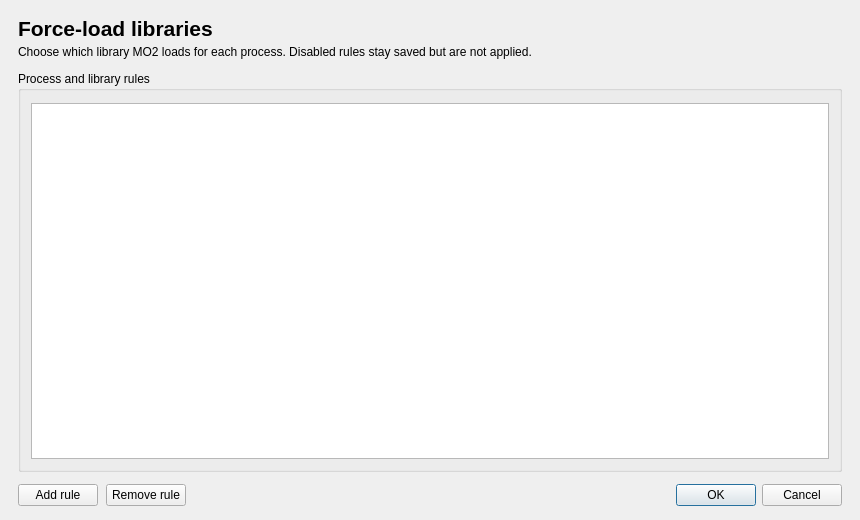
The window that source/modorganizer/src/forcedloaddialog.ui (ArialSenki/MO2-Revamped) describes before a commit, drawn with Qt 5.
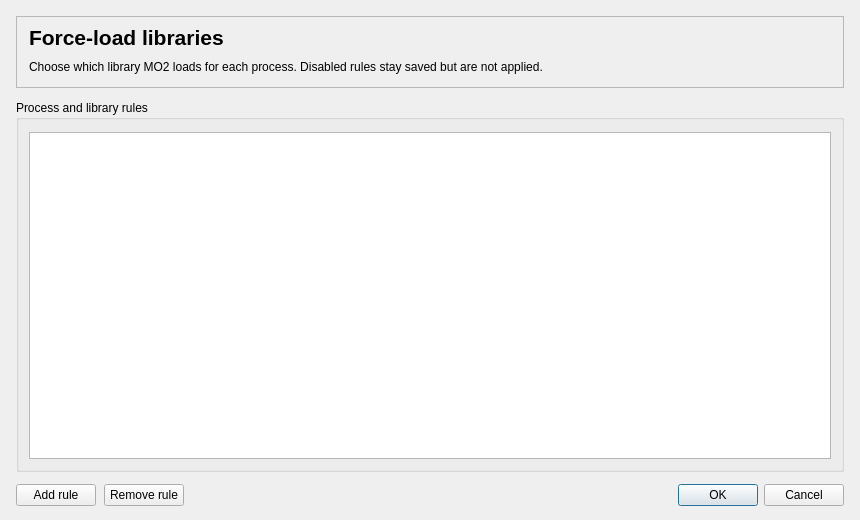
The same window after the commit.

The edit to the form file:
```diff
--- a/source/modorganizer/src/forcedloaddialog.ui
+++ b/source/modorganizer/src/forcedloaddialog.ui
@@ -7,16 +7,19 @@
   <property name="windowTitle"><string>Force-load settings</string></property>
   <layout class="QVBoxLayout" name="verticalLayout">
    <property name="spacing"><number>12</number></property>
-   <property name="leftMargin"><number>18</number></property>
+   <property name="leftMargin"><number>16</number></property>
    <property name="topMargin"><number>16</number></property>
-   <property name="rightMargin"><number>18</number></property>
+   <property name="rightMargin"><number>16</number></property>
    <property name="bottomMargin"><number>14</number></property>
    <item>
-    <widget class="QWidget" name="headerPanel" native="true">
+    <widget class="QFrame" name="headerPanel">
+     <property name="minimumSize"><size><width>0</width><height>72</height></size></property>
+     <property name="frameShape"><enum>QFrame::StyledPanel</enum></property>
+     <property name="frameShadow"><enum>QFrame::Plain</enum></property>
      <layout class="QVBoxLayout" name="headerLayout">
       <property name="spacing"><number>4</number></property>
-      <property name="leftMargin"><number>0</number></property><property name="topMargin"><number>0</number></property>
-      <property name="rightMargin"><number>0</number></property><property name="bottomMargin"><number>0</number></property>
+      <property name="leftMargin"><number>12</number></property><property name="topMargin"><number>8</number></property>
+      <property name="rightMargin"><number>12</number></property><property name="bottomMargin"><number>8</number></property>
       <item><widget class="QLabel" name="titleLabel"><property name="font"><font><pointsize>16</pointsize><weight>600</weight><bold>true</bold></font></property><property name="text"><string>Force-load libraries</string></property></widget></item>
       <item><widget class="QLabel" name="subtitleLabel"><property name="text"><string>Choose which library MO2 loads for each process. Disabled rules stay saved but are not applied.</string></property><property name="wordWrap"><bool>true</bool></property></widget></item>
      </layout>
@@ -34,6 +37,8 @@
         <property name="editTriggers"><set>QAbstractItemView::NoEditTriggers</set></property>
         <property name="selectionMode"><enum>QAbstractItemView::SingleSelection</enum></property>
         <property name="selectionBehavior"><enum>QAbstractItemView::SelectRows</enum></property>
+        <property name="alternatingRowColors"><bool>true</bool></property>
+        <property name="showGrid"><bool>false</bool></property>
         <property name="columnCount"><number>1</number></property>
         <attribute name="horizontalHeaderVisible"><bool>false</bool></attribute>
         <attribute name="horizontalHeaderStretchLastSection"><bool>true</bool></attribute>
```
